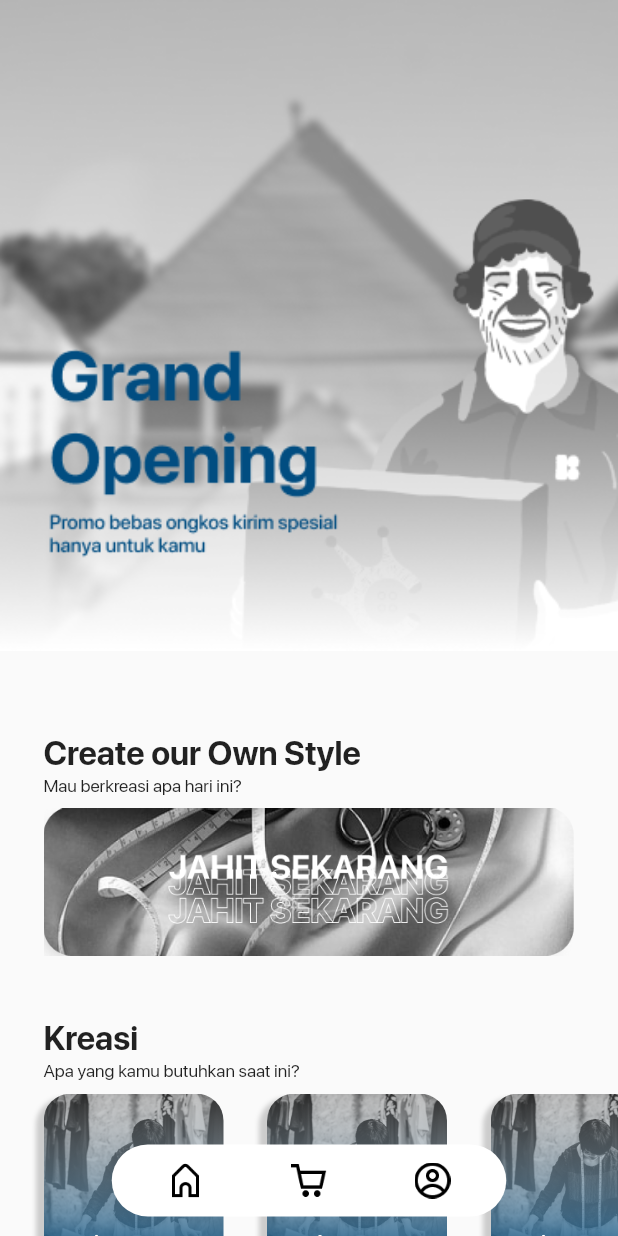
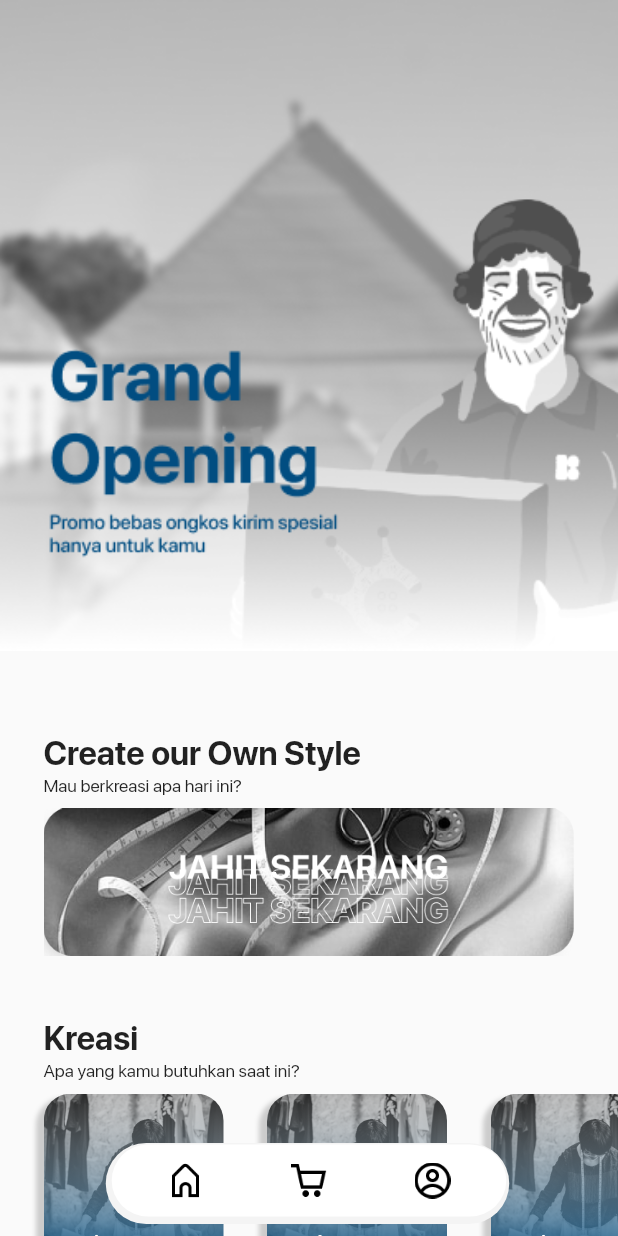
Before and after one commit to KeerjainSH/Crowns-mobile, a Flutter app: the LandingPage screen opened by its route, on a phone screen of 412 x 824 dp. Run offline on Flutter 3.47's test engine with Material 2 defaults, Android fonts, the phone set to English and light mode, and no system bars; project files that could hold a hidden picture were left out.

Commit message:
style: add shadow in bottom navigation

```diff
--- a/crowns/lib/widgets/floating_bottom_navigation_bar.dart
+++ b/crowns/lib/widgets/floating_bottom_navigation_bar.dart
@@ -1,3 +1,4 @@
+import 'package:crowns/utils/color_constants.dart';
 import 'package:flutter/material.dart';
 
 typedef Widget ItemBuilder(BuildContext context, FloatingNavbarItem items);
@@ -80,6 +81,13 @@ class _FloatingNavbarState extends State<FloatingNavbar> {
               decoration: BoxDecoration(
                 borderRadius: BorderRadius.circular(widget.borderRadius!),
                 color: widget.backgroundColor,
+                boxShadow: [
+                  BoxShadow(
+                    spreadRadius: 3,
+                    color: ColorConstants.grey,
+                    offset: Offset(-1, 2),
+                  ),
+                ],
               ),
               width: 263,
               child: Padding(
```
